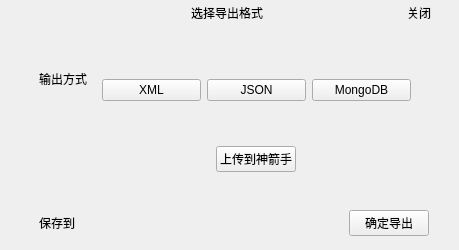
First picture: the form in module/exportdialog.ui, repository chenwuwen/ImageLabelSpirit, before the edit.
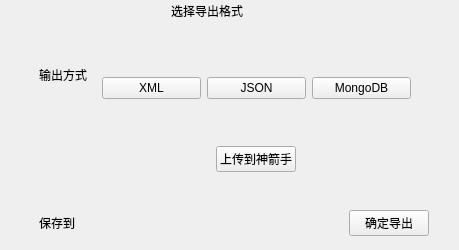
Second picture: the form after the edit. Icons and pictures are not drawn.

What changed in the file:
```diff
--- a/module/exportdialog.ui
+++ b/module/exportdialog.ui
@@ -28,7 +28,7 @@
    </property>
    <item>
     <widget class="QWidget" name="head_widget" native="true">
-     <layout class="QHBoxLayout" name="horizontalLayout" stretch="2,2,1">
+     <layout class="QHBoxLayout" name="horizontalLayout" stretch="2,3,1">
       <property name="topMargin">
        <number>0</number>
       </property>
@@ -67,7 +67,7 @@
          <enum>Qt::LeftToRight</enum>
         </property>
         <property name="text">
-         <string>关闭</string>
+         <string/>
         </property>
         <property name="flat">
          <bool>true</bool>
```
